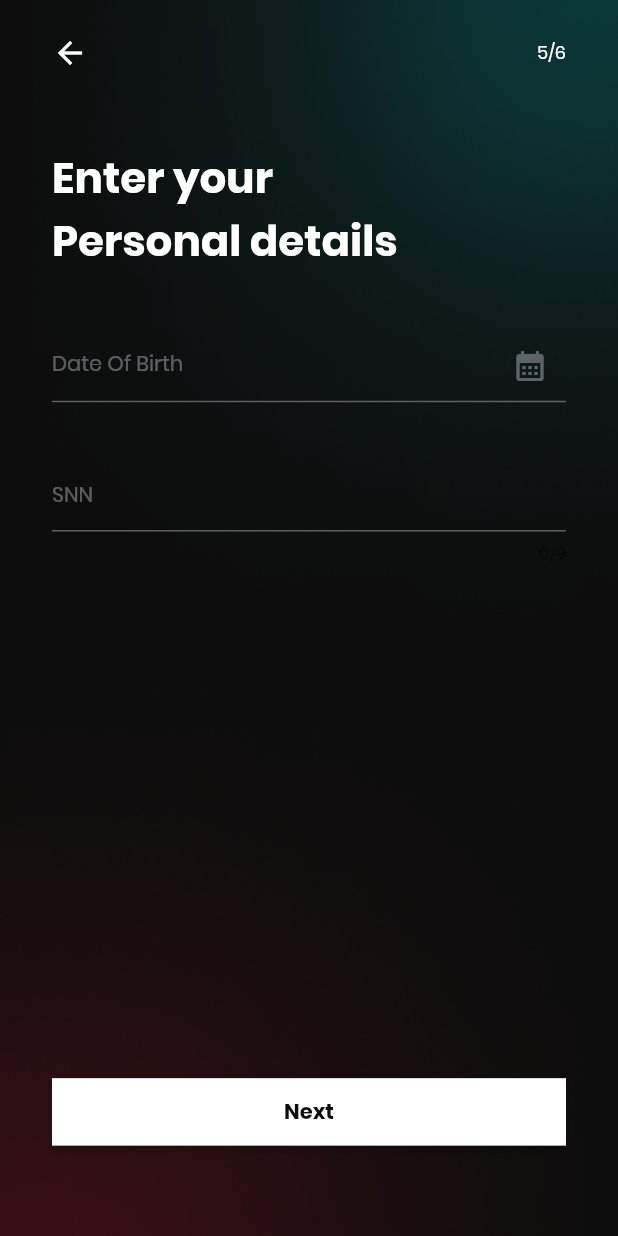
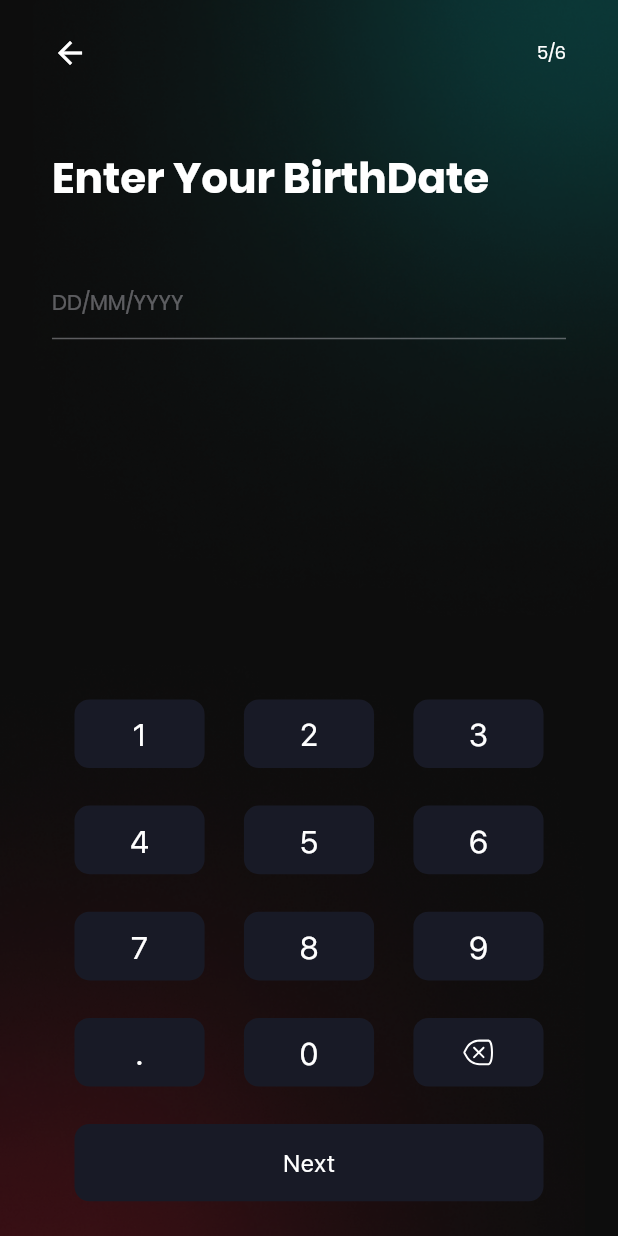
Before and after one commit to vishal88patel/MySecureApp, a Flutter app: the EnterPersonalDetailScreen screen opened directly, on a phone screen of 412 x 824 dp. Run offline on Flutter 3.47's test engine with Material 2 defaults, Android fonts, the phone set to English and light mode, and no system bars; our stand-ins replace cached_network_image, camera, connectivity_plus, dotted_border, flutter_credit_card, flutter_svg and 11 more; missing offline and left inert: credit_card_type_detector, flutter_barcode_scanner, flutter_vibrate, numeric_keyboard, platform_device_id, qr_code_scanner; accounts and stored records are empty; network calls fail; project files that could hold a hidden picture were left out.

Commit message:
name change and birthdate

```diff
--- a/lib/Custom Widgets/app_ElevatedButton .dart
+++ b/lib/Custom Widgets/app_ElevatedButton .dart
@@ -10,10 +10,12 @@ class AppElevatedButton extends StatelessWidget {
   final Color? textColor;
   final Color? buttonColor;
   final FontWeight? fontWeight;
+  final double? radius;
 
   const AppElevatedButton({Key? key,
     required this.buttonName,
-    required this.onPressed, this.textColor, this.fontWeight, this.buttonColor}) : super(key: key);
+    required this.onPressed, this.textColor, this.fontWeight,
+    this.buttonColor, this.radius}) : super(key: key);
 
   @override
   Widget build(BuildContext context) {
@@ -22,7 +24,7 @@ class AppElevatedButton extends StatelessWidget {
       style: ElevatedButton.styleFrom(
        primary:buttonColor?? ColorConstant.primaryWhite,
           minimumSize: const Size.fromHeight(45),
-          shape:const RoundedRectangleBorder(  borderRadius: BorderRadius.zero),
+          shape: RoundedRectangleBorder(  borderRadius: BorderRadius.circular(radius??0)),
        textStyle:  AppStyle.textStylePoppinsRegular
         .copyWith(color: ColorConstant.primaryBlack,
         fontWeight: FontWeight.w700,fontSize: getFontSize(18))),
--- a/lib/presentation/EnterPersonalDetails/binding/enter_personal_detail_screen_binding.dart
+++ b/lib/presentation/EnterPersonalDetails/binding/enter_personal_detail_screen_binding.dart
@@ -1,9 +1,9 @@
 import '../controller/enter_personal_detail_screen_controller.dart';
 import 'package:get/get.dart';
 
-class EnterPersonalScreenBinding extends Bindings {
+class EnterBirthDateBinding extends Bindings {
   @override
   void dependencies() {
-    Get.lazyPut(() => EnterPersonalScreenController());
+    Get.lazyPut(() => EnterBirthDateController());
   }
 }
--- a/lib/presentation/EnterPersonalDetails/enter_personal_detail_screen.dart
+++ b/lib/presentation/EnterPersonalDetails/enter_personal_detail_screen.dart
@@ -1,16 +1,19 @@
 import 'package:flutter/material.dart';
+import 'package:flutter/services.dart';
 import 'package:get/get.dart';
 import 'package:my_secure_app/App%20Configurations/color_constants.dart';
 import 'package:my_secure_app/Custom%20Widgets/app_ElevatedButton%20.dart';
 import 'package:my_secure_app/Custom%20Widgets/app_textField.dart';
+import 'package:my_secure_app/Custom%20Widgets/key_pad.dart';
 import 'package:my_secure_app/Custom%20Widgets/main_custom_background.dart';
 import 'package:my_secure_app/presentation/EnterPersonalDetails/controller/enter_personal_detail_screen_controller.dart';
 import 'package:my_secure_app/routes/app_routes.dart';
 import 'package:my_secure_app/theme/app_style.dart';
 import 'package:my_secure_app/utils/HelperFiles/math_utils.dart';
+import 'package:numeric_keyboard/numeric_keyboard.dart';
 
 class EnterPersonalDetailScreen extends StatelessWidget {
-  var enterPersonalDetailController = Get.find<EnterPersonalScreenController>();
+  var enterPersonalDetailController = Get.find<EnterBirthDateController>();
 
   @override
   Widget build(BuildContext context) {
@@ -55,7 +58,8 @@ class EnterPersonalDetailScreen extends StatelessWidget {
                           height: getVerticalSize(57),
                         ),
                         Text(
-                          "Enter your \nPersonal details",
+                          'Enter Your BirthDate',
+                          // "Enter your \nPersonal details",
                           style: AppStyle.textStylePoppinsRegular.copyWith(
                               color: ColorConstant.primaryWhite,
                               fontWeight: FontWeight.w700,
@@ -66,17 +70,14 @@ class EnterPersonalDetailScreen extends StatelessWidget {
                         ),
                         TextFormField(
                           readOnly: true,
-                          onTap: (){
-                            enterPersonalDetailController.selectBirthDate(context);
-
-                          },
                           style: TextStyle(color: Colors.white),
+                          inputFormatters: [
+FilteringTextInputFormatter.allow('00/00/0000')                          ],
                           decoration: InputDecoration(
-                            hintText: 'Date Of Birth',
+                            hintText: 'DD/MM/YYYY',
                             hintStyle: AppStyle.textStylePoppinsRegular
                                 .copyWith(color: ColorConstant.primaryAppTextF1,
                                 fontWeight: FontWeight.w400,fontSize: getFontSize(16)),
-                            suffixIcon:Icon( Icons.calendar_month,color: ColorConstant.primaryAppTextF1,),
                             enabledBorder: UnderlineInputBorder(
                               borderSide: BorderSide(color: ColorConstant.primaryAppTextF1),
                             ),
@@ -84,10 +85,32 @@ class EnterPersonalDetailScreen extends StatelessWidget {
                               borderSide: BorderSide(color: ColorConstant.primaryAppTextF1),
                             ),
                           ),
-                          controller:
+                            // var date = parts.sublist(1).join(':').trim(); // date: "'2019:04:01'"
+
+                        controller:
                           enterPersonalDetailController.dobController,
                         ),
-                        SizedBox(
+                        Spacer(),
+                        Column(
+                          children: [
+                            KeyPad(
+                              pinController: enterPersonalDetailController.dobController,
+                              onChange: (var pin) {
+                                enterPersonalDetailController.dobController.text =
+                                     pin.toString().length==2&&pin.toString().length==4?pin+'/':pin;//
+                                print(
+                                    pin);
+                              },
+                              onNext: () {
+
+                                // enterPersonalDetailController.goNextScreen();
+                              },
+                            ),
+                          ],
+                        )
+
+
+                        /*SizedBox(
                           height: getVerticalSize(43),
                         ),
                         AppTextField(
@@ -108,7 +131,7 @@ class EnterPersonalDetailScreen extends StatelessWidget {
                         ),
                         SizedBox(
                           height: getVerticalSize(40),
-                        ),
+                        ),*/
                       ],
                     ),
                   ],
--- a/lib/presentation/LoginScreen/login_screen.dart
+++ b/lib/presentation/LoginScreen/login_screen.dart
@@ -73,6 +73,7 @@ class LoginScreen extends StatelessWidget {
                     Spacer(),
                     AppElevatedButton(
                         buttonName: 'Next',
+                        radius: 5,
                         onPressed: () {
                           loginController.onTapOfButton();
                           // Get.toNamed(AppRoutes.loginEmailScreen);
@@ -92,6 +93,7 @@ class LoginScreen extends StatelessWidget {
                     ),
                     AppElevatedButton(
                         buttonName: 'Continue with Phone',
+                        radius: 5,
                         onPressed: () {
                           // loginController.onTapOfButton();
                            Get.toNamed(AppRoutes.loginEmailScreen);
--- a/lib/presentation/PersonalDetails/controller/personal_detail_screen_controller.dart
+++ b/lib/presentation/PersonalDetails/controller/personal_detail_screen_controller.dart
@@ -24,10 +24,10 @@ class PersonalScreenController extends GetxController {
   var loginController = Get.find<LoginScreenController>();
   var loginEmailController = Get.put(LoginEmailScreenController());
   var createPasswordController = Get.find<CreatePasswordScreenController>();
-  var enterPersonalDetailController = Get.find<EnterPersonalScreenController>();
+  var enterPersonalDetailController = Get.find<EnterBirthDateController>();
   var enterLegalNameController = Get.find<EnterLegalNameScreenController>();
   var enterAddressController = Get.find<EnterAddressScreenController>();
-  // var enterAddressController = Get.find<EnterPersonalScreenController>();
+  // var enterAddressController = Get.find<EnterBirthDateController>();
 
   TextEditingController employmentNameController = TextEditingController();
   TextEditingController jobTitleController = TextEditingController();
--- a/lib/routes/app_routes.dart
+++ b/lib/routes/app_routes.dart
@@ -222,7 +222,7 @@ class AppRoutes {
       transitionDuration: Duration(milliseconds: 400),
       page: () => EnterPersonalDetailScreen(),
       bindings: [
-        EnterPersonalScreenBinding(),
+        EnterBirthDateBinding(),
       ],
     ),
 
--- a/pubspec.yaml
+++ b/pubspec.yaml
@@ -66,6 +66,7 @@ dependencies:
   flutter_vibrate: ^1.3.0
   qr_code_scanner: ^1.0.1
   camera: ^0.10.0+4
+  numeric_keyboard: ^1.1.0
 
 
 
```
Also changed, not shown: lib/Custom Widgets/key_pad.dart (+5 -26 lines), lib/presentation/CreatePasswordScreen/create_password_screen.dart (+24 -6 lines), lib/presentation/EnterAddress/enter_address_screen.dart (+19 -1 lines), lib/presentation/EnterLegalNameDetails/enter_first_name_screen.dart (+57 -22 lines), lib/presentation/EnterPersonalDetails/controller/enter_personal_detail_screen_controller.dart (+41 -8 lines), pubspec.lock.
